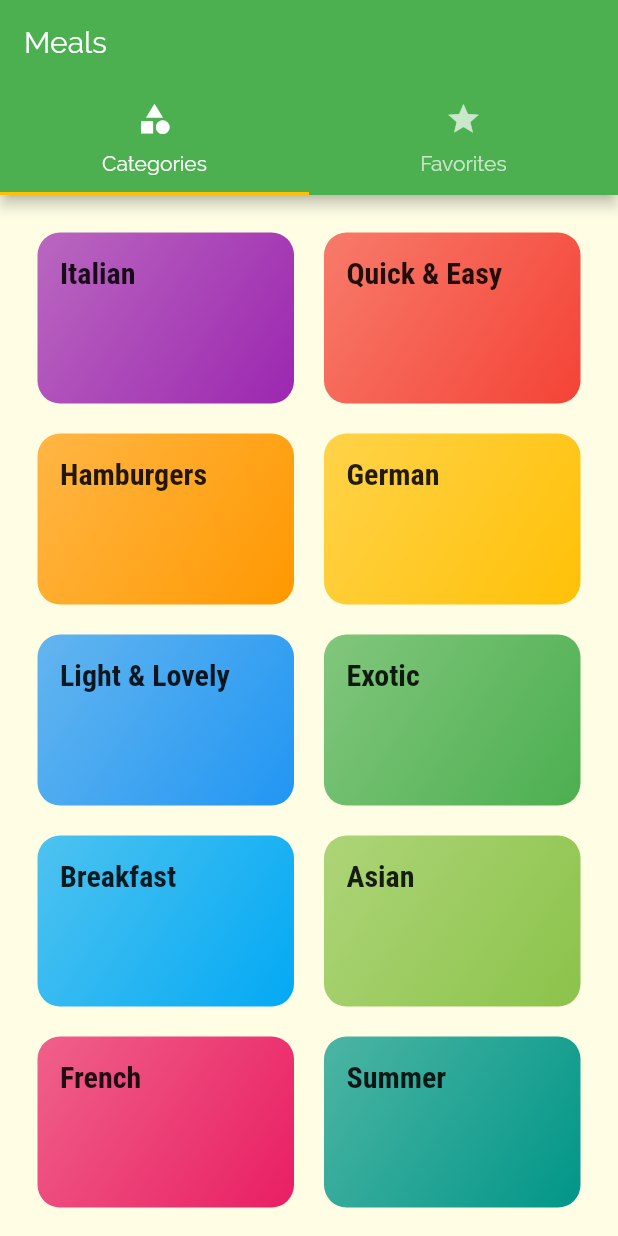
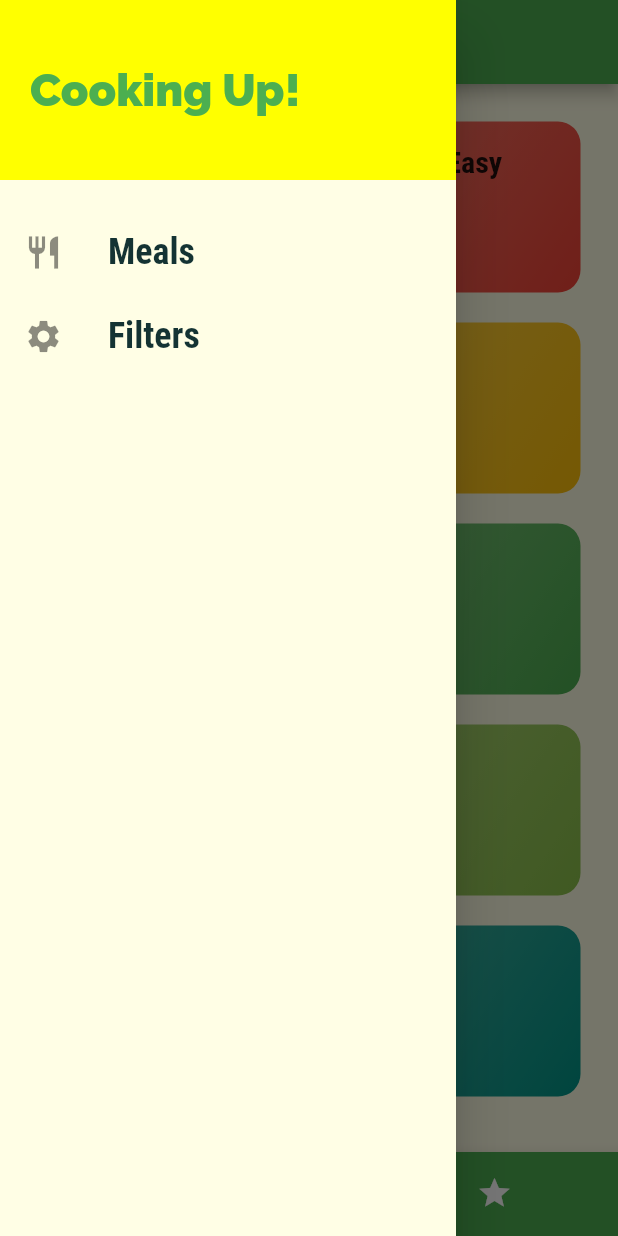
Before and after one commit to sherzod-ortiq/meals, a Flutter app: the screen it shows after launch, with the side drawer open (before the commit the screen has no drawer), on a phone screen of 412 x 824 dp. Run offline on Flutter 3.47's test engine with Material 2 defaults, Android fonts, the phone set to English and light mode, and no system bars.

Commit message:
Replacing current tab bar with bottom app bar and adding drawer

```diff
--- a/lib/main.dart
+++ b/lib/main.dart
@@ -4,6 +4,7 @@ import './screens/category_meals_screen.dart';
 import './screens/categories_screen.dart';
 import './screens/meal_detail_screen.dart';
 import './screens/tabs_screen.dart';
+import './screens/filters_screen.dart';
 
 void main() {
   runApp(MyApp());
@@ -16,7 +17,7 @@ class MyApp extends StatelessWidget {
         title: 'Meals',
         theme: ThemeData(
           primarySwatch: Colors.green,
-          accentColor: Colors.amber,
+          accentColor: Colors.yellowAccent,
           canvasColor: Color.fromRGBO(255, 254, 229, 1),
           fontFamily: 'Raleway',
           textTheme: ThemeData.light().textTheme.copyWith(
@@ -33,10 +34,12 @@ class MyApp extends StatelessWidget {
                 ),
               ),
         ),
-        home: TabsScreen(),
+        initialRoute: '/',
         routes: {
+          '/': (context) => TabsScreen(),
           CategoryMealsScreen.routeName: (context) => CategoryMealsScreen(),
           MealDetailScreen.routeName: (context) => MealDetailScreen(),
+          FiltersScreen.routeName: (ciontext) => FiltersScreen(),
         },
         onUnknownRoute: (settings) {
           return MaterialPageRoute(
--- /dev/null
+++ b/lib/screens/filters_screen.dart
@@ -0,0 +1,12 @@
+import 'package:flutter/material.dart';
+
+class FiltersScreen extends StatelessWidget {
+  static const routeName = '/filters';
+
+  @override
+  Widget build(BuildContext context) {
+    return Center(
+      child: Text('Filters'),
+    );
+  }
+}
--- a/lib/screens/tabs_screen.dart
+++ b/lib/screens/tabs_screen.dart
@@ -2,6 +2,7 @@ import 'package:flutter/material.dart';
 
 import './categories_screen.dart';
 import './favorites_screen.dart';
+import '../widgets/main_drawer.dart';
 
 class TabsScreen extends StatefulWidget {
   @override
@@ -9,37 +10,51 @@ class TabsScreen extends StatefulWidget {
 }
 
 class _TabsScreenState extends State<TabsScreen> {
+  final List<Map<String, Object>> _pages = [
+    {
+      'page': CategoriesScreen(),
+      'title': 'Categories',
+    },
+    {
+      'page': FavoritesScreen(),
+      'title': 'Your Favorite',
+    },
+  ];
+  int _selectedPageIndex = 0;
+
+  void _selectPage(int index) {
+    setState(() {
+      _selectedPageIndex = index;
+    });
+  }
+
   @override
   Widget build(BuildContext context) {
-    return DefaultTabController(
-      length: 2,
-      initialIndex: 0,
-      child: Scaffold(
-        appBar: AppBar(
-          title: Text('Meals'),
-          bottom: TabBar(
-            tabs: <Widget>[
-              Tab(
-                icon: Icon(
-                  Icons.category,
-                ),
-                text: 'Categories',
-              ),
-              Tab(
-                icon: Icon(
-                  Icons.star,
-                ),
-                text: 'Favorites',
-              ),
-            ],
+    return Scaffold(
+      appBar: AppBar(
+        title: Text(_pages[_selectedPageIndex]['title']),
+      ),
+      drawer: MainDrawer(),
+      body: _pages[_selectedPageIndex]['page'],
+      bottomNavigationBar: BottomNavigationBar(
+        onTap: _selectPage,
+        backgroundColor: Theme.of(context).primaryColor,
+        unselectedItemColor: Colors.white,
+        selectedItemColor: Theme.of(context).accentColor,
+        currentIndex: _selectedPageIndex,
+        type: BottomNavigationBarType.shifting,
+        items: [
+          BottomNavigationBarItem(
+            icon: Icon(Icons.category),
+            title: Text('Categories'),
+            backgroundColor: Theme.of(context).primaryColor,
           ),
-        ),
-        body: TabBarView(
-          children: <Widget>[
-            CategoriesScreen(),
-            FavoritesScreen(),
-          ],
-        ),
+          BottomNavigationBarItem(
+            icon: Icon(Icons.star),
+            title: Text('Favorites'),
+            backgroundColor: Theme.of(context).primaryColor,
+          ),
+        ],
       ),
     );
   }
--- /dev/null
+++ b/lib/widgets/main_drawer.dart
@@ -0,0 +1,65 @@
+import 'package:flutter/material.dart';
+
+import '../screens/filters_screen.dart';
+
+class MainDrawer extends StatelessWidget {
+  Widget buildListTile(String title, IconData icon, Function tapHandler) {
+    return ListTile(
+      leading: Icon(
+        icon,
+        size: 26,
+      ),
+      title: Text(
+        title,
+        style: TextStyle(
+          fontFamily: 'RobotoCondensed',
+          fontSize: 24,
+          fontWeight: FontWeight.w700,
+        ),
+      ),
+      onTap: tapHandler,
+    );
+  }
+
+  @override
+  Widget build(BuildContext context) {
+    return Drawer(
+      child: Column(
+        children: <Widget>[
+          Container(
+            height: 120,
+            width: double.infinity,
+            padding: EdgeInsets.all(20),
+            alignment: Alignment.centerLeft,
+            color: Theme.of(context).accentColor,
+            child: Text(
+              'Cooking Up!',
+              style: TextStyle(
+                fontWeight: FontWeight.w900,
+                fontSize: 30,
+                color: Theme.of(context).primaryColor,
+              ),
+            ),
+          ),
+          SizedBox(
+            height: 20,
+          ),
+          buildListTile(
+            'Meals',
+            Icons.restaurant,
+            () {
+              Navigator.of(context).pushNamed('/');
+            },
+          ),
+          buildListTile(
+            'Filters',
+            Icons.settings,
+            () {
+              Navigator.of(context).pushNamed(FiltersScreen.routeName);
+            },
+          ),
+        ],
+      ),
+    );
+  }
+}
```
